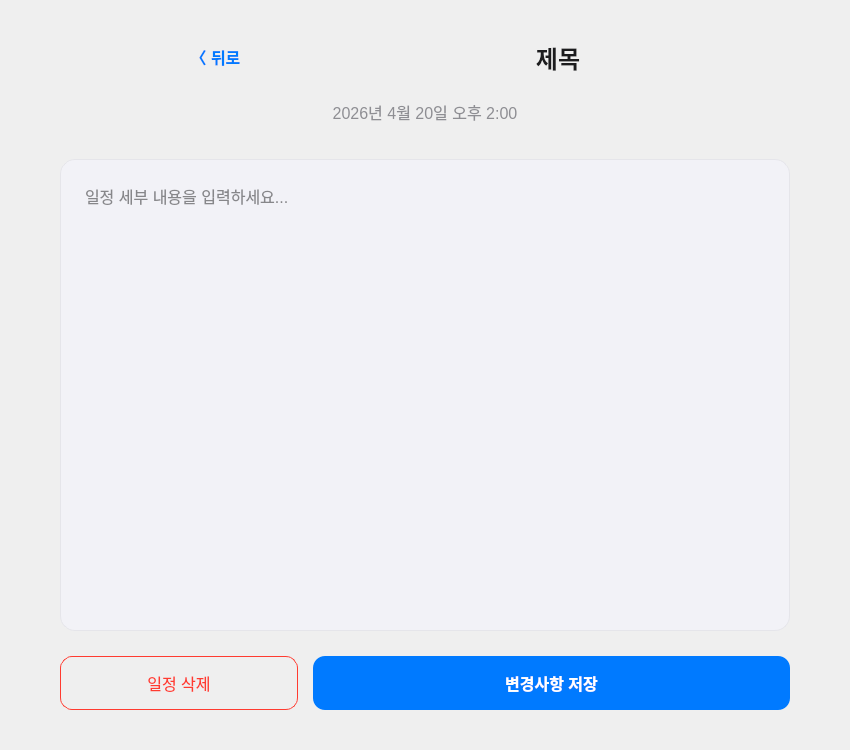
Above: ScheduleManager/schedule.ui from Mangjun/12_Qt_Project before the change. Below: the same form after it.
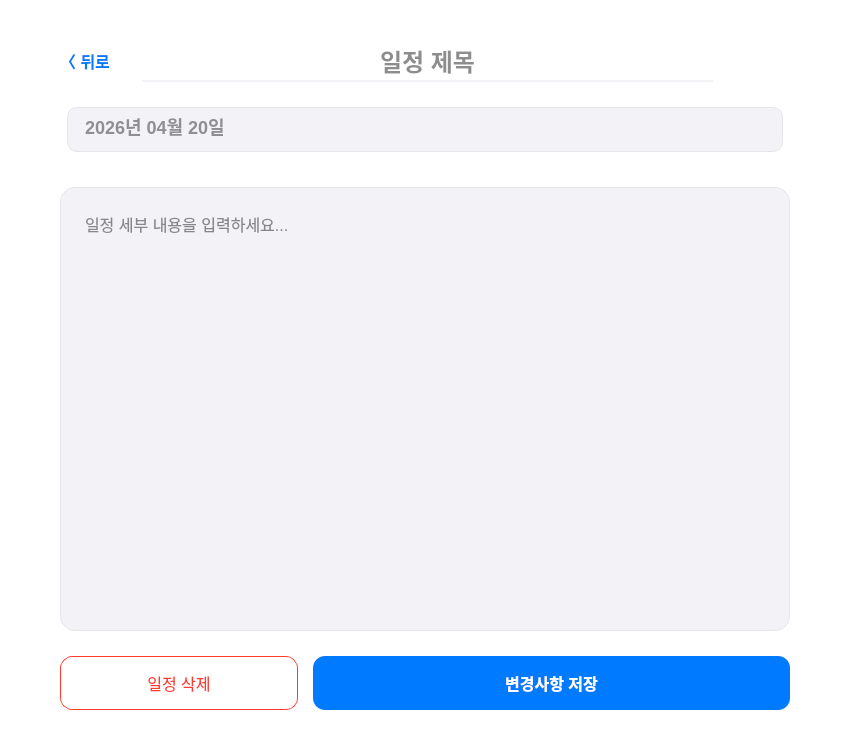
That is the form after the change.

Commit message: Modify: 날짜 수정 가능하도록 변경

```diff
--- a/ScheduleManager/schedule.ui
+++ b/ScheduleManager/schedule.ui
@@ -12,7 +12,7 @@
   </property>
   <property name="styleSheet">
    <string notr="true">
-    QWidget#scheduleDetail {
+    QWidget#Schedule {
         background-color: #FFFFFF;
     }
 
@@ -25,18 +25,40 @@
         font-weight: bold;
     }
 
-    /* 상단 타이틀 */
-    QLabel#titleLabel {
+    /* 제목 입력창 */
+    QLineEdit#titleEdit {
         font-size: 24px;
         font-weight: bold;
         color: #1C1C1E;
+        background-color: transparent;
+        border: none;
+        border-bottom: 2px solid #F2F2F7;
+        padding: 5px;
+    }
+    QLineEdit#titleEdit:focus {
+        border-bottom: 2px solid #007AFF;
     }
 
-    /* 날짜 표시 */
-    QLabel#dateLabel {
-        font-size: 16px;
+    /* 날짜 수정창 (QDateEdit으로 변경) */
+    QDateEdit#dateEdit {
+        font-size: 18px;
+        font-weight: bold;
         color: #8E8E93;
+        background-color: #F2F2F7;
+        border: 1px solid #E5E5EA;
+        border-radius: 10px;
+        padding: 10px 15px;
         margin-bottom: 10px;
+        min-width: 200px;
+    }
+    QDateEdit#dateEdit:focus {
+        border: 1px solid #007AFF;
+        color: #1C1C1E;
+    }
+    /* 달력 팝업 버튼 스타일 */
+    QDateEdit::drop-down {
+        border: none;
+        width: 30px;
     }
 
     /* 세부 사항 입력창 */
@@ -64,7 +86,6 @@
         font-weight: bold;
         padding: 15px;
     }
-
     /* 하단 삭제 버튼 */
     QPushButton#deleteButton {
         background-color: transparent;
@@ -83,115 +104,82 @@
    <property name="spacing">
     <number>25</number>
    </property>
-   <property name="leftMargin">
-    <number>60</number>
-   </property>
-   <property name="topMargin">
-    <number>40</number>
-   </property>
-   <property name="rightMargin">
-    <number>60</number>
-   </property>
-   <property name="bottomMargin">
-    <number>40</number>
-   </property>
+   <property name="leftMargin"><number>60</number></property>
+   <property name="topMargin"><number>40</number></property>
+   <property name="rightMargin"><number>60</number></property>
+   <property name="bottomMargin"><number>40</number></property>
+
    <item>
     <layout class="QHBoxLayout" name="topBarLayout">
      <item>
       <widget class="QPushButton" name="backButton">
-       <property name="text">
-        <string>〈 뒤로</string>
-       </property>
+       <property name="text"><string>〈 뒤로</string></property>
       </widget>
      </item>
+     <item><spacer name="hSpacer1"><property name="orientation"><enum>Qt::Orientation::Horizontal</enum></property></spacer></item>
      <item>
-      <spacer name="hSpacer1">
-       <property name="orientation">
-        <enum>Qt::Orientation::Horizontal</enum>
-       </property>
-      </spacer>
-     </item>
-     <item>
-      <widget class="QLabel" name="titleLabel">
-       <property name="text">
-        <string>제목</string>
-       </property>
-       <property name="alignment">
-        <set>Qt::AlignmentFlag::AlignCenter</set>
-       </property>
+      <widget class="QLineEdit" name="titleEdit">
+       <property name="alignment"><set>Qt::AlignmentFlag::AlignCenter</set></property>
+       <property name="placeholderText"><string>일정 제목</string></property>
       </widget>
      </item>
-     <item>
-      <spacer name="hSpacer2">
-       <property name="orientation">
-        <enum>Qt::Orientation::Horizontal</enum>
-       </property>
-      </spacer>
-     </item>
+     <item><spacer name="hSpacer2"><property name="orientation"><enum>Qt::Orientation::Horizontal</enum></property></spacer></item>
      <item>
       <spacer name="hSpacer3">
-       <property name="orientation">
-        <enum>Qt::Orientation::Horizontal</enum>
-       </property>
-       <property name="sizeType">
-        <enum>QSizePolicy::Policy::Fixed</enum>
-       </property>
-       <property name="sizeHint" stdset="0">
-        <size>
-         <width>70</width>
-         <height>20</height>
-        </size>
-       </property>
+       <property name="sizeType"><enum>QSizePolicy::Policy::Fixed</enum></property>
+       <property name="sizeHint" stdset="0"><size><width>70</width><height>20</height></size></property>
       </spacer>
      </item>
     </layout>
    </item>
+
    <item>
-    <widget class="QLabel" name="dateLabel">
-     <property name="text">
-      <string>2026년 4월 20일 오후 2:00</string>
-     </property>
-     <property name="alignment">
-      <set>Qt::AlignmentFlag::AlignCenter</set>
-     </property>
-    </widget>
+    <layout class="QHBoxLayout" name="dateEditLayout">
+     <item><spacer name="hSpacer_L"><property name="orientation"><enum>Qt::Orientation::Horizontal</enum></property></spacer></item>
+     <item>
+      <widget class="QDateEdit" name="dateEdit">
+       <property name="displayFormat">
+        <string>yyyy년 MM월 dd일</string>
+       </property>
+       <property name="calendarPopup">
+        <bool>true</bool>
+       </property>
+       <property name="date">
+        <date>
+         <year>2026</year>
+         <month>4</month>
+         <day>20</day>
+        </date>
+       </property>
+      </widget>
+     </item>
+     <item><spacer name="hSpacer_R"><property name="orientation"><enum>Qt::Orientation::Horizontal</enum></property></spacer></item>
+    </layout>
    </item>
+
    <item>
     <widget class="QTextEdit" name="detailEdit">
-     <property name="placeholderText">
-      <string>일정 세부 내용을 입력하세요...</string>
-     </property>
+     <property name="placeholderText"><string>일정 세부 내용을 입력하세요...</string></property>
     </widget>
    </item>
+
    <item>
     <layout class="QHBoxLayout" name="bottomButtonLayout">
-     <property name="spacing">
-      <number>15</number>
-     </property>
+     <property name="spacing"><number>15</number></property>
      <item>
       <widget class="QPushButton" name="deleteButton">
        <property name="sizePolicy">
-        <sizepolicy hsizetype="Expanding" vsizetype="Fixed">
-         <horstretch>1</horstretch>
-         <verstretch>0</verstretch>
-        </sizepolicy>
+        <sizepolicy hsizetype="Expanding" vsizetype="Fixed"><horstretch>1</horstretch><verstretch>0</verstretch></sizepolicy>
        </property>
-       <property name="text">
-        <string>일정 삭제</string>
-       </property>
+       <property name="text"><string>일정 삭제</string></property>
       </widget>
      </item>
      <item>
       <widget class="QPushButton" name="saveButton">
        <property name="sizePolicy">
-        <sizepolicy hsizetype="Expanding" vsizetype="Fixed">
-         <horstretch>2</horstretch>
-         <verstretch>0</verstretch>
-        </sizepolicy>
+        <sizepolicy hsizetype="Expanding" vsizetype="Fixed"><horstretch>2</horstretch><verstretch>0</verstretch></sizepolicy>
        </property>
-       <property name="text">
-        <string>변경사항 저장</string>
-       </property>
+       <property name="text"><string>변경사항 저장</string></property>
       </widget>
      </item>
     </layout>
```
Left out of the diff: 2 changed lines with no effect on the pictures.
